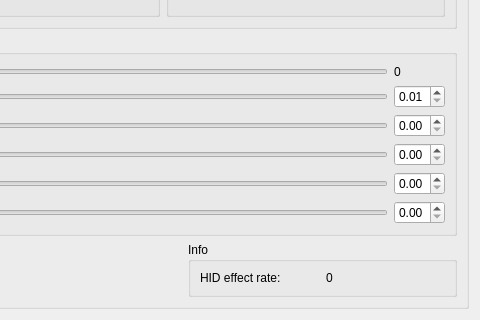
Old version of the form res/ffbclass.ui in the repository Ultrawipf/ActionsTest; both pictures show x 379 to 859 and y 115 to 435 of the 859 by 435 pixel window.
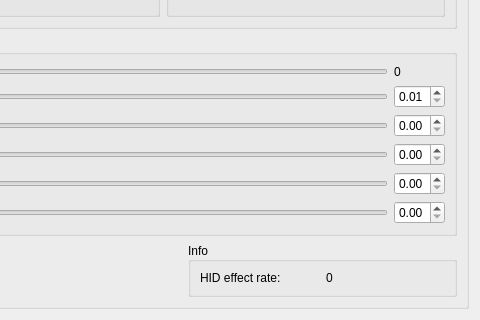
New version of the form.

What changed in the file:
```diff
--- a/res/ffbclass.ui
+++ b/res/ffbclass.ui
@@ -120,8 +120,11 @@
         <property name="title">
          <string>Info</string>
         </property>
+        <property name="alignment">
+         <set>Qt::AlignLeading|Qt::AlignLeft|Qt::AlignVCenter</set>
+        </property>
         <layout class="QHBoxLayout" name="horizontalLayout_3">
-         <item alignment="Qt::AlignLeft">
+         <item>
           <widget class="QLabel" name="label_4">
            <property name="toolTip">
             <string>&lt;html&gt;&lt;head/&gt;&lt;body&gt;&lt;p&gt;Displays the rate at which hid reports are sent TO the device (How fast the game updates effects)&lt;/p&gt;&lt;/body&gt;&lt;/html&gt;</string>
@@ -129,9 +132,12 @@
            <property name="text">
             <string>HID effect rate:</string>
            </property>
+           <property name="alignment">
+            <set>Qt::AlignLeading|Qt::AlignLeft|Qt::AlignVCenter</set>
+           </property>
           </widget>
          </item>
-         <item alignment="Qt::AlignLeft">
+         <item>
           <widget class="QLabel" name="label_HIDrate">
            <property name="text">
             <string>0</string>
```
